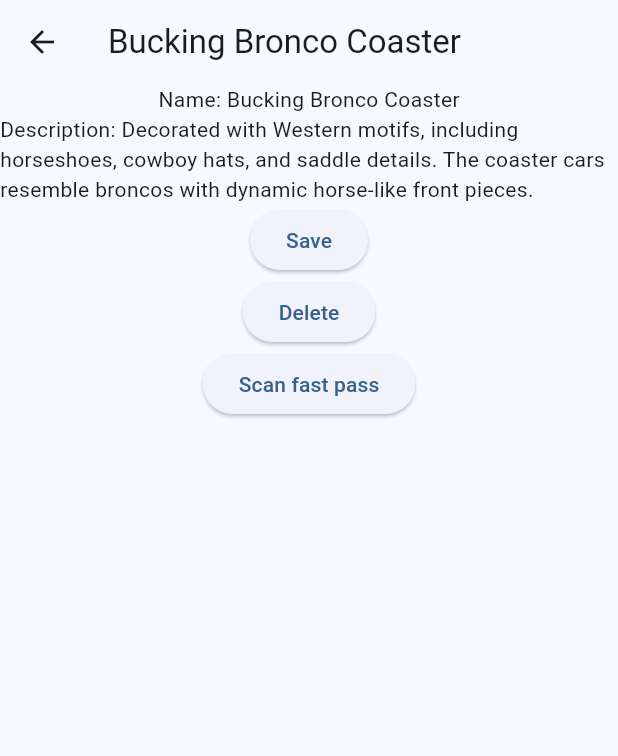
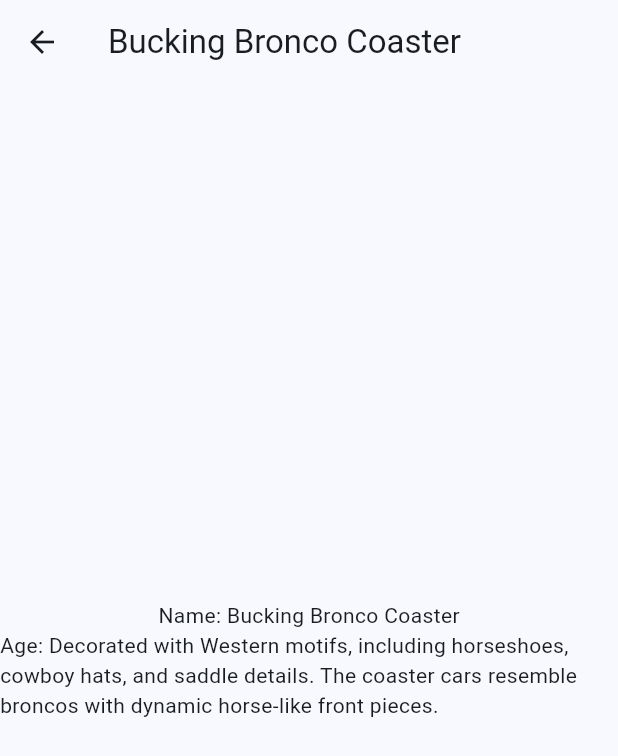
Before and after one commit to CptFlashbang/mad_assignment_03, a Flutter app: the AttractionsPage screen opened directly, after a tap on "Bucking Bronco Coaster", on a phone screen of 412 x 824 dp. Shown: the top 756 px of the screen. Run offline on Flutter 3.47's test engine with Material 3 defaults, Android fonts, the phone set to English and light mode, and no system bars; our stand-ins replace battery_plus, camera, connectivity_plus, google_maps_flutter, sqflite; accounts and stored records are empty; network calls fail.

Commit message:
Refactor attractions to support sceen rotation

```diff
--- a/lib/pages/Attractions.dart
+++ b/lib/pages/Attractions.dart
@@ -9,6 +9,7 @@ import 'package:mad_assignment_03/pages/Settings.dart';
 import 'package:mad_assignment_03/database_service.dart';
 import 'package:mad_assignment_03/pages/camera.dart';
 import 'package:path_provider/path_provider.dart';
+typedef ItemSelectedCallback = void Function(int value);
 
 class AttractionsPage extends StatefulWidget {
   const AttractionsPage({Key? key}) : super(key: key);
@@ -25,6 +26,8 @@ class _AttractionsPageState extends State<AttractionsPage> {
   final HttpService httpService = HttpService();
   List<Attraction>? attractions;
   Timer? timer;
+  var isLargeScreen = false;
+  late Attraction savedAttraction;
 
   @override
   void initState() {
@@ -47,6 +50,8 @@ class _AttractionsPageState extends State<AttractionsPage> {
 
   @override
   Widget build(BuildContext context) {
+    MediaQueryData media;
+    media = MediaQuery.of(context);
     return Scaffold(
       appBar: AppBar(
         title: const Text("Attractions"),
@@ -62,26 +67,44 @@ class _AttractionsPageState extends State<AttractionsPage> {
           ),
         ],
       ),
-      body: attractions == null
-          ? const Center(child: CircularProgressIndicator())
-          : ListView.builder(
-              itemCount: attractions?.length ?? 0,
-              itemBuilder: (context, index) {
-                var attraction = attractions![index];
-                return ListTile(
-                  title: Text(attraction.attractionTitle),
-                  onTap: () {
-                    Navigator.of(context).push(
-                      MaterialPageRoute(
-                        builder: (context) => AttractionDetail(
-                          attraction: attraction,
-                        ),
-                      ),
-                    );
-                  },
-                );
-              },
-            ),
+      body: FutureBuilder(
+        future: httpService.getAttractions(),
+        builder:
+            (BuildContext context, AsyncSnapshot<List<Attraction>> snapshot) {
+          if (snapshot.hasData) {
+            List<Attraction>? attractions = snapshot.data;
+            savedAttraction = attractions![0];
+            return OrientationBuilder(builder: (context, orientation) {
+              if (media.size.width > 800) {
+                isLargeScreen = true;
+              } else {
+                isLargeScreen = false;
+              }
+              return Row(children: <Widget>[
+                Expanded(
+                  child: ListWidget(attractions, (value) {
+                    if (isLargeScreen) {
+                      savedAttraction = attractions[value];
+                      setState(() {});
+                    } else {
+                      Navigator.push(context,
+                          MaterialPageRoute(builder: (context) {
+                        return AttractionDetail(attraction: attractions[value]);
+                      }));
+                    }
+                  }),
+                ),
+                isLargeScreen
+                    ? Expanded(
+                        flex: 2, child: DetailWidget(attraction: savedAttraction))
+                    : Container()
+              ]);
+            });
+          } else {
+            return Center(child: Text("Not fetching"));
+          }
+        },
+      ),
     );
   }
 }
@@ -148,13 +171,8 @@ class Attraction {
 
 class AttractionDetail extends StatelessWidget {
   final Attraction attraction;
-  final DatabaseService dbService =
-      DatabaseService(); // Database service instance
 
-  AttractionDetail({
-    Key? key,
-    required this.attraction,
-  }) : super(key: key);
+  const AttractionDetail({required this.attraction});
 
   @override
   Widget build(BuildContext context) {
@@ -162,54 +180,114 @@ class AttractionDetail extends StatelessWidget {
       appBar: AppBar(
         title: Text(attraction.attractionTitle),
       ),
-      body: Column(
-        children: [
-          Text("Name: ${attraction.attractionTitle}"),
-          Text("Description: ${attraction.attractionDescription}"),
-          ElevatedButton(
-            child: const Text("Save"),
-            onPressed: () async {
-              try {
-                AttractionModel attractionModel = AttractionModel(
-                  id: attraction.attractionID,
-                  name: attraction.attractionTitle,
-                  saved: attraction.isSaved,
-                  description: attraction.attractionDescription,
-                  latitude: attraction.latitude, // Pass latitude
-                  longitude: attraction.longitude, // Pass longitude
-                );
-
-                await dbService.insertAttraction(attractionModel);
-                ScaffoldMessenger.of(context).showSnackBar(SnackBar(
-                  content: Text('${attraction.attractionTitle} saved!'),
-                ));
-              } catch (e) {
-                ScaffoldMessenger.of(context).showSnackBar(SnackBar(
-                  content: Text('Failed to save: $e'),
-                ));
-              }
-            },
-          ),
-          ElevatedButton(
-            child: const Text("Delete"),
-            onPressed: () async {
-              await dbService.deleteAttraction(attraction.attractionID);
-              ScaffoldMessenger.of(context).showSnackBar(SnackBar(
-                content: Text('${attraction.attractionTitle} deleted!'),
-              ));
-            },
-          ),
-          ElevatedButton(
-            onPressed: () {
-              Navigator.push(
-                context,
-                MaterialPageRoute(builder: (context) => CameraPage()),
-              );
-            },
-            child: const Text('Scan fast pass'),
-          ),
-        ],
+      body: OrientationBuilder(
+        builder: (context, orientation) {
+          return orientation == Orientation.portrait
+              ? _buildVerticalLayout(attraction)
+              : _buildHorizontalLayout(attraction);
+        },
       ),
     );
   }
 }
+
+Widget _buildVerticalLayout(attraction) {
+  return Column(mainAxisAlignment: MainAxisAlignment.spaceEvenly, children: [
+    // Image.network(attraction.animalPic),
+    Expanded(
+      child:
+      Column(mainAxisAlignment: MainAxisAlignment.center, children: [
+        Text("Name: ${attraction.attractionTitle}"),
+        Text("Age: ${attraction.attractionDescription}"),
+      ]),
+    )
+  ]);
+}
+
+Widget _buildHorizontalLayout(attraction) {
+  return Row(
+      mainAxisAlignment: MainAxisAlignment.spaceEvenly,
+      crossAxisAlignment: CrossAxisAlignment.center,
+      children: [
+        // Image.network(attraction.animalPic),
+        Expanded(
+            child: Column(
+                mainAxisAlignment: MainAxisAlignment.center,
+                crossAxisAlignment: CrossAxisAlignment.center,
+                children: [
+                  Text("Name: ${attraction.attractionTitle}"),
+                  Text("Age: ${attraction.attractionDescription}"),
+                ]))
+      ]);
+}
+
+class ListWidget extends StatefulWidget {
+  final List<Attraction> attractions;
+
+  final ItemSelectedCallback onItemSelected;
+
+  ListWidget(
+    this.attractions,
+    this.onItemSelected,
+  );
+
+  @override
+  _ListWidgetState createState() => _ListWidgetState();
+}
+
+class _ListWidgetState extends State<ListWidget> {
+  @override
+  Widget build(BuildContext context) {
+    return ListView.builder(
+      itemCount: widget.attractions.length,
+      itemBuilder: (context, position) {
+        return Padding(
+          padding: const EdgeInsets.all(2.0),
+          child: Card(
+            child: InkWell(
+              onTap: () {
+                widget.onItemSelected(position);
+              },
+              child: Row(
+                children: <Widget>[
+                  Padding(
+                    padding: const EdgeInsets.all(2.0),
+                    child: Text(
+                      widget.attractions[position].attractionTitle,
+                      style: TextStyle(fontSize: 16.0),
+                    ),
+                  ),
+                ],
+              ),
+            ),
+          ),
+        );
+      },
+    );
+  }
+}
+
+class DetailWidget extends StatelessWidget {
+  final Attraction attraction;
+
+  const DetailWidget({required this.attraction});
+
+  @override
+  Widget build(BuildContext context) {
+    return Column(
+        mainAxisAlignment: MainAxisAlignment.spaceEvenly,
+        crossAxisAlignment: CrossAxisAlignment.center,
+        children: [
+          // Center(child: ConstrainedBox(constraints: const BoxConstraints(maxWidth: 450),
+          // child: Image.network(this.attraction.animalPic))),
+          Expanded(
+              child: Column(
+                  mainAxisAlignment: MainAxisAlignment.start,
+                  crossAxisAlignment: CrossAxisAlignment.center,
+                  children: [
+                Text("Name: ${this.attraction.attractionTitle}"),
+                Text("Age: ${this.attraction.attractionDescription}")
+              ]))
+        ]);
+  }
+}
```
